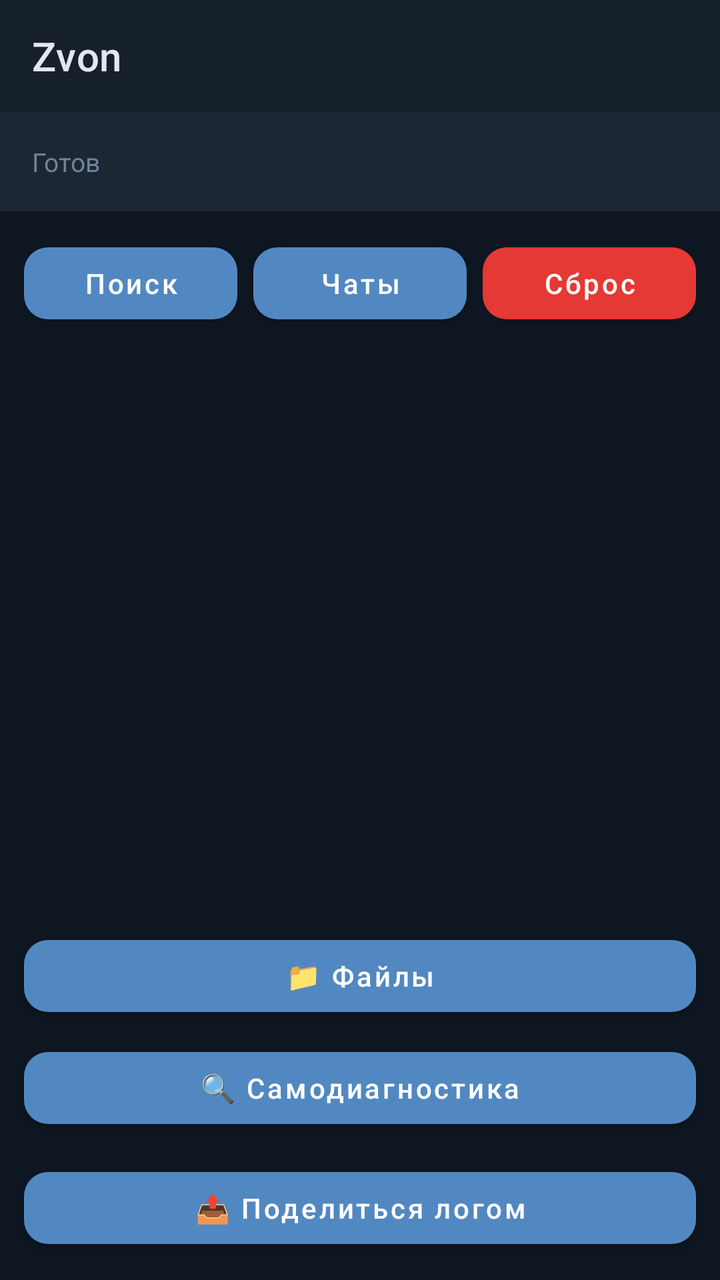
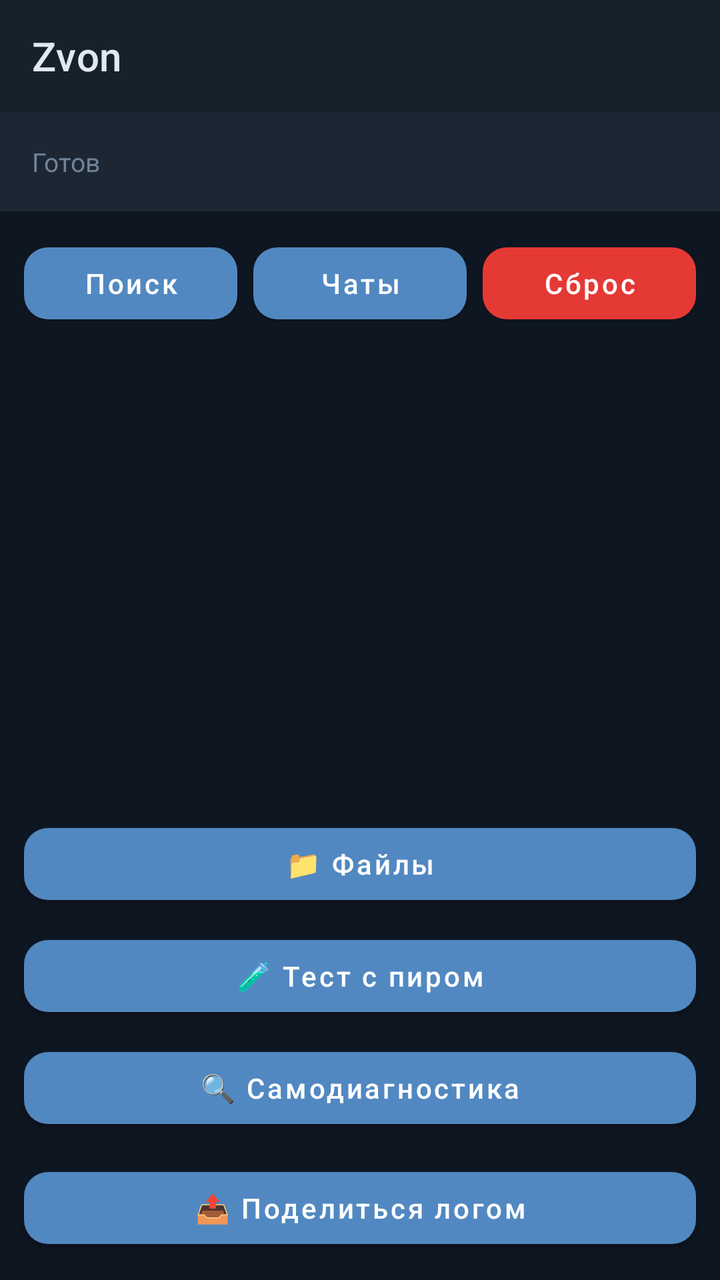

The first picture is an Android layout as it rendered before a commit; the second is the same layout after the commit. The layout source and the unified diff follow.
<!-- AndroidManifest.xml: application theme Theme.Zvon -->
<!-- res/layout/activity_main.xml -->
<?xml version="1.0" encoding="utf-8"?>
<FrameLayout xmlns:android="http://schemas.android.com/apk/res/android"
    xmlns:app="http://schemas.android.com/apk/res-auto"
    android:layout_width="match_parent" android:layout_height="match_parent"
    android:background="@color/z_bg">

    <LinearLayout android:id="@+id/discoveryView"
        android:layout_width="match_parent" android:layout_height="match_parent"
        android:orientation="vertical">

        <com.google.android.material.appbar.MaterialToolbar
            android:layout_width="match_parent" android:layout_height="?attr/actionBarSize"
            android:background="@color/z_surface"
            app:title="Zvon"
            app:titleTextColor="@color/z_text_primary" />

        <TextView android:id="@+id/statusText"
            android:layout_width="match_parent" android:layout_height="wrap_content"
            android:padding="16dp" android:text="Готов"
            android:textColor="@color/z_text_secondary" android:textSize="13sp"
            android:background="@color/z_surface_alt" />

        <LinearLayout android:layout_width="match_parent" android:layout_height="wrap_content"
            android:orientation="horizontal" android:padding="12dp">
            <com.google.android.material.button.MaterialButton
                android:id="@+id/btnDiscover" style="@style/Z_Button_Primary"
                android:layout_width="0dp" android:layout_weight="1"
                android:layout_height="wrap_content" android:text="Поиск" />
            <com.google.android.material.button.MaterialButton
                android:id="@+id/btnChats" style="@style/Z_Button_Primary"
                android:layout_width="0dp" android:layout_weight="1"
                android:layout_marginStart="8dp" android:layout_height="wrap_content"
                android:text="Чаты" />
            <com.google.android.material.button.MaterialButton
                android:id="@+id/btnForceReset" style="@style/Z_Button_Danger"
                android:layout_width="0dp" android:layout_weight="1"
                android:layout_marginStart="8dp" android:layout_height="wrap_content"
                android:text="Сброс" />
        </LinearLayout>

        <ScrollView android:layout_width="match_parent" android:layout_height="0dp"
            android:layout_weight="1">
            <LinearLayout android:id="@+id/peerList" android:layout_width="match_parent"
                android:layout_height="wrap_content" android:orientation="vertical"
                android:padding="12dp" />
        </ScrollView>

        <com.google.android.material.button.MaterialButton
            android:id="@+id/btnFiles" style="@style/Z_Button_Primary"
            android:layout_width="match_parent" android:layout_height="wrap_content"
            android:layout_marginStart="12dp" android:layout_marginEnd="12dp"
            android:layout_marginTop="8dp" android:text="📁 Файлы" />

        <com.google.android.material.button.MaterialButton
            android:id="@+id/btnSelfTest" style="@style/Z_Button_Primary"
            android:layout_width="match_parent" android:layout_height="wrap_content"
            android:layout_marginStart="12dp" android:layout_marginEnd="12dp"
            android:layout_marginTop="8dp" android:text="🔍 Самодиагностика" />

        <com.google.android.material.button.MaterialButton
            android:id="@+id/btnShareLog" style="@style/Z_Button_Primary"
            android:layout_width="match_parent" android:layout_height="wrap_content"
            android:layout_margin="12dp" android:text="📤 Поделиться логом" />
    </LinearLayout>

    <LinearLayout android:id="@+id/callView" android:visibility="gone"
        android:layout_width="match_parent" android:layout_height="match_parent"
        android:orientation="vertical" android:gravity="center"
        android:background="@color/z_bg" android:padding="24dp">

        <TextView android:id="@+id/callStatus" android:layout_width="wrap_content"
            android:layout_height="wrap_content" android:text="Звонок"
            android:textColor="@color/z_text_primary" android:textSize="22sp"
            android:textStyle="bold" />
        <TextView android:id="@+id/callPeer" android:layout_width="wrap_content"
            android:layout_height="wrap_content" android:layout_marginTop="8dp"
            android:text="" android:textColor="@color/z_text_secondary" android:textSize="14sp" />
        <TextView android:id="@+id/callDuration" android:layout_width="wrap_content"
            android:layout_height="wrap_content" android:layout_marginTop="24dp"
            android:text="00:00" android:textColor="@color/z_text_primary"
            android:textSize="48sp" android:fontFamily="monospace" />
        <TextView android:id="@+id/callStats" android:layout_width="wrap_content"
            android:layout_height="wrap_content" android:layout_marginTop="8dp"
            android:text="" android:textColor="@color/z_text_secondary"
            android:textSize="10sp" android:fontFamily="monospace" />

        <LinearLayout android:layout_width="match_parent" android:layout_height="wrap_content"
            android:orientation="horizontal" android:layout_marginTop="40dp">
            <com.google.android.material.button.MaterialButton
                android:id="@+id/btnMute" style="@style/Z_Button_Primary"
                android:layout_width="0dp" android:layout_weight="1"
                android:layout_height="wrap_content" android:layout_marginEnd="6dp"
                android:text="🔇 Без звука" />
            <com.google.android.material.button.MaterialButton
                android:id="@+id/btnSpeaker" style="@style/Z_Button_Primary"
                android:layout_width="0dp" android:layout_weight="1"
                android:layout_height="wrap_content" android:layout_marginStart="6dp"
                android:text="📞 Телефон" />
        </LinearLayout>

        <com.google.android.material.button.MaterialButton
            android:id="@+id/btnHangup" style="@style/Z_Button_Danger"
            android:layout_width="match_parent" android:layout_height="wrap_content"
            android:layout_marginTop="8dp" android:text="Завершить" />
    </LinearLayout>
</FrameLayout>
<!-- resources referenced by this layout -->
<resources>
  <color name="z_bg">#0E1621</color>
  <color name="z_surface">#17212B</color>
  <color name="z_surface_alt">#1C2733</color>
  <color name="z_text_primary">#E1E9F0</color>
  <color name="z_text_secondary">#708499</color>
  <style name="Z_Button_Danger" parent="Widget.MaterialComponents.Button">
          <item name="backgroundTint">@color/z_red</item>
          <item name="android:textColor">#FFFFFF</item>
          <item name="cornerRadius">12dp</item>
          <item name="android:textAllCaps">false</item>
      </style>
  <style name="Z_Button_Primary" parent="Widget.MaterialComponents.Button">
          <item name="backgroundTint">@color/z_accent</item>
          <item name="android:textColor">#FFFFFF</item>
          <item name="cornerRadius">12dp</item>
          <item name="android:textAllCaps">false</item>
      </style>
  <style name="Theme.Zvon" parent="Theme.MaterialComponents.NoActionBar">
          <item name="colorPrimary">@color/z_accent</item>
          <item name="colorPrimaryVariant">@color/z_accent_dark</item>
          <item name="colorSecondary">@color/z_accent</item>
          <item name="android:colorBackground">@color/z_bg</item>
          <item name="colorSurface">@color/z_surface</item>
          <item name="android:windowLightStatusBar">false</item>
          <item name="android:statusBarColor">@color/z_surface</item>
          <item name="android:navigationBarColor">@color/z_bg</item>
      </style>
  <color name="z_red">#E53935</color>
  <color name="z_accent">#5288C1</color>
  <color name="z_accent_dark">#2B5278</color>
</resources>

<!-- the commit's change to res/layout/activity_main.xml (unified diff, before → after) -->
@@ -52,6 +52,12 @@
             android:layout_marginTop="8dp" android:text="📁 Файлы" />
 
         <com.google.android.material.button.MaterialButton
+            android:id="@+id/btnPeerTest" style="@style/Z_Button_Primary"
+            android:layout_width="match_parent" android:layout_height="wrap_content"
+            android:layout_marginStart="12dp" android:layout_marginEnd="12dp"
+            android:layout_marginTop="8dp" android:text="🧪 Тест с пиром" />
+
+        <com.google.android.material.button.MaterialButton
             android:id="@+id/btnSelfTest" style="@style/Z_Button_Primary"
             android:layout_width="match_parent" android:layout_height="wrap_content"
             android:layout_marginStart="12dp" android:layout_marginEnd="12dp"
